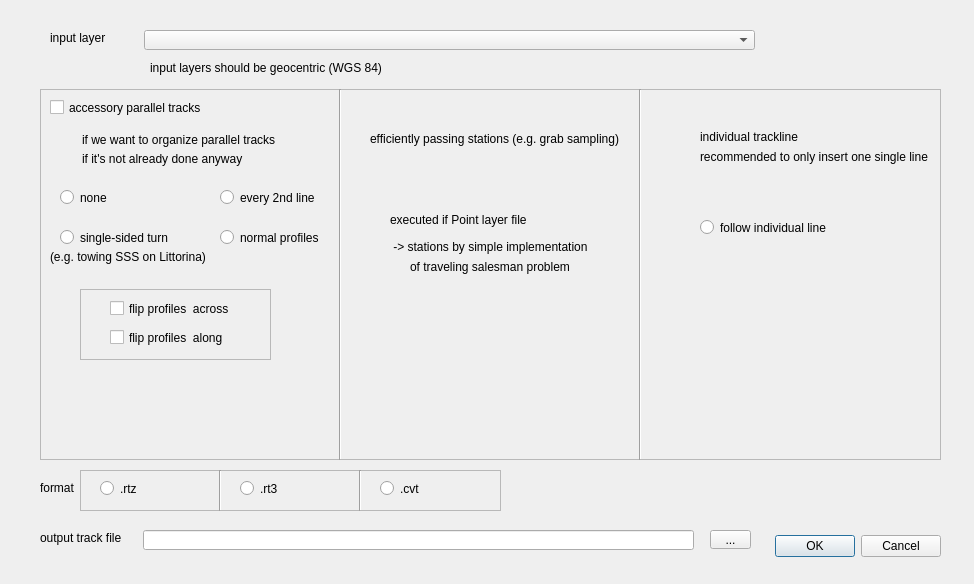
Qt form cruisetrack/cruise_track_dialog_base.ui (gim4p/cruise_track_tool) before a commit.
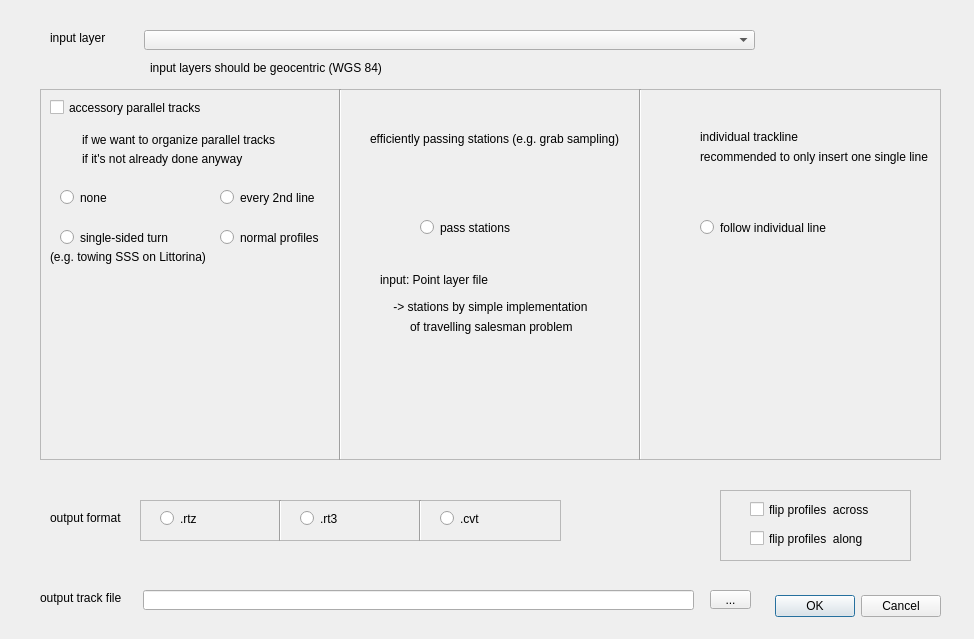
The same form after that commit. Icons and pictures are not drawn.

Commit message: program gui: changed .ui file (QT)

What changed in the file:
```diff
--- a/cruisetrack/cruise_track_dialog_base.ui
+++ b/cruisetrack/cruise_track_dialog_base.ui
@@ -7,7 +7,7 @@
     <x>0</x>
     <y>0</y>
     <width>974</width>
-    <height>584</height>
+    <height>639</height>
    </rect>
   </property>
   <property name="windowTitle">
@@ -17,7 +17,7 @@
    <property name="geometry">
     <rect>
      <x>770</x>
-     <y>530</y>
+     <y>590</y>
      <width>171</width>
      <height>32</height>
     </rect>
@@ -132,48 +132,6 @@
      <string>if it's not already done anyway</string>
     </property>
    </widget>
-   <widget class="QFrame" name="frame_2">
-    <property name="geometry">
-     <rect>
-      <x>40</x>
-      <y>200</y>
-      <width>191</width>
-      <height>71</height>
-     </rect>
-    </property>
-    <property name="frameShape">
-     <enum>QFrame::StyledPanel</enum>
-    </property>
-    <property name="frameShadow">
-     <enum>QFrame::Raised</enum>
-    </property>
-    <widget class="QCheckBox" name="checkBox_flipNS">
-     <property name="geometry">
-      <rect>
-       <x>30</x>
-       <y>11</y>
-       <width>151</width>
-       <height>17</height>
-      </rect>
-     </property>
-     <property name="text">
-      <string>flip profiles  across</string>
-     </property>
-    </widget>
-    <widget class="QCheckBox" name="checkBox_flipWE">
-     <property name="geometry">
-      <rect>
-       <x>30</x>
-       <y>40</y>
-       <width>151</width>
-       <height>17</height>
-      </rect>
-     </property>
-     <property name="text">
-      <string>flip profiles  along</string>
-     </property>
-    </widget>
-   </widget>
    <widget class="QCheckBox" name="accessory">
     <property name="enabled">
      <bool>true</bool>
@@ -245,21 +203,21 @@
    <widget class="QLabel" name="label_8">
     <property name="geometry">
      <rect>
-      <x>350</x>
-      <y>120</y>
+      <x>340</x>
+      <y>180</y>
       <width>181</width>
       <height>21</height>
      </rect>
     </property>
     <property name="text">
-     <string>executed if Point layer file</string>
+     <string>input: Point layer file</string>
     </property>
    </widget>
    <widget class="QLabel" name="label_9">
     <property name="geometry">
      <rect>
       <x>350</x>
-      <y>150</y>
+      <y>210</y>
       <width>221</width>
       <height>16</height>
      </rect>
@@ -272,13 +230,13 @@
     <property name="geometry">
      <rect>
       <x>370</x>
-      <y>170</y>
+      <y>230</y>
       <width>181</width>
       <height>16</height>
      </rect>
     </property>
     <property name="text">
-     <string>of traveling salesman problem</string>
+     <string>of travelling salesman problem</string>
     </property>
    </widget>
    <widget class="Line" name="line_5">
@@ -337,7 +295,7 @@
     <property name="geometry">
      <rect>
       <x>700</x>
-      <y>270</y>
+      <y>230</y>
       <width>91</width>
       <height>81</height>
      </rect>
@@ -368,10 +326,10 @@
    <widget class="QLabel" name="label_14">
     <property name="geometry">
      <rect>
-      <x>90</x>
-      <y>290</y>
-      <width>91</width>
-      <height>51</height>
+      <x>80</x>
+      <y>250</y>
+      <width>121</width>
+      <height>81</height>
      </rect>
     </property>
     <property name="text">
@@ -381,12 +339,25 @@
      <pixmap>:/plugins/cruise_track/ztracks.png</pixmap>
     </property>
    </widget>
+   <widget class="QRadioButton" name="pass_stations_tsp">
+    <property name="geometry">
+     <rect>
+      <x>380</x>
+      <y>130</y>
+      <width>191</width>
+      <height>17</height>
+     </rect>
+    </property>
+    <property name="text">
+     <string>pass stations</string>
+    </property>
+   </widget>
   </widget>
   <widget class="QToolButton" name="tb_outTrack">
    <property name="geometry">
     <rect>
      <x>710</x>
-     <y>530</y>
+     <y>590</y>
      <width>41</width>
      <height>19</height>
     </rect>
@@ -399,7 +370,7 @@
    <property name="geometry">
     <rect>
      <x>40</x>
-     <y>530</y>
+     <y>590</y>
      <width>101</width>
      <height>16</height>
     </rect>
@@ -412,7 +383,7 @@
    <property name="geometry">
     <rect>
      <x>143</x>
-     <y>530</y>
+     <y>590</y>
      <width>551</width>
      <height>20</height>
     </rect>
@@ -421,21 +392,21 @@
   <widget class="QLabel" name="label_4">
    <property name="geometry">
     <rect>
-     <x>40</x>
-     <y>480</y>
+     <x>50</x>
+     <y>510</y>
      <width>71</width>
      <height>16</height>
     </rect>
    </property>
    <property name="text">
-    <string>format</string>
+    <string>output format</string>
    </property>
   </widget>
   <widget class="QFrame" name="frame_3">
    <property name="geometry">
     <rect>
-     <x>80</x>
-     <y>470</y>
+     <x>140</x>
+     <y>500</y>
      <width>421</width>
      <height>41</height>
     </rect>
@@ -541,6 +512,48 @@
     <pixmap>:/plugins/cruise_track/icon.png</pixmap>
    </property>
   </widget>
+  <widget class="QFrame" name="frame_2">
+   <property name="geometry">
+    <rect>
+     <x>720</x>
+     <y>490</y>
+     <width>191</width>
+     <height>71</height>
+    </rect>
+   </property>
+   <property name="frameShape">
+    <enum>QFrame::StyledPanel</enum>
+   </property>
+   <property name="frameShadow">
+    <enum>QFrame::Raised</enum>
+   </property>
+   <widget class="QCheckBox" name="checkBox_flipNS">
+    <property name="geometry">
+     <rect>
+      <x>30</x>
+      <y>11</y>
+      <width>151</width>
+      <height>17</height>
+     </rect>
+    </property>
+    <property name="text">
+     <string>flip profiles  across</string>
+    </property>
+   </widget>
+   <widget class="QCheckBox" name="checkBox_flipWE">
+    <property name="geometry">
+     <rect>
+      <x>30</x>
+      <y>40</y>
+      <width>151</width>
+      <height>17</height>
+     </rect>
+    </property>
+    <property name="text">
+     <string>flip profiles  along</string>
+    </property>
+   </widget>
+  </widget>
  </widget>
  <resources/>
  <connections>
```
The commit also changes 1 other file.
